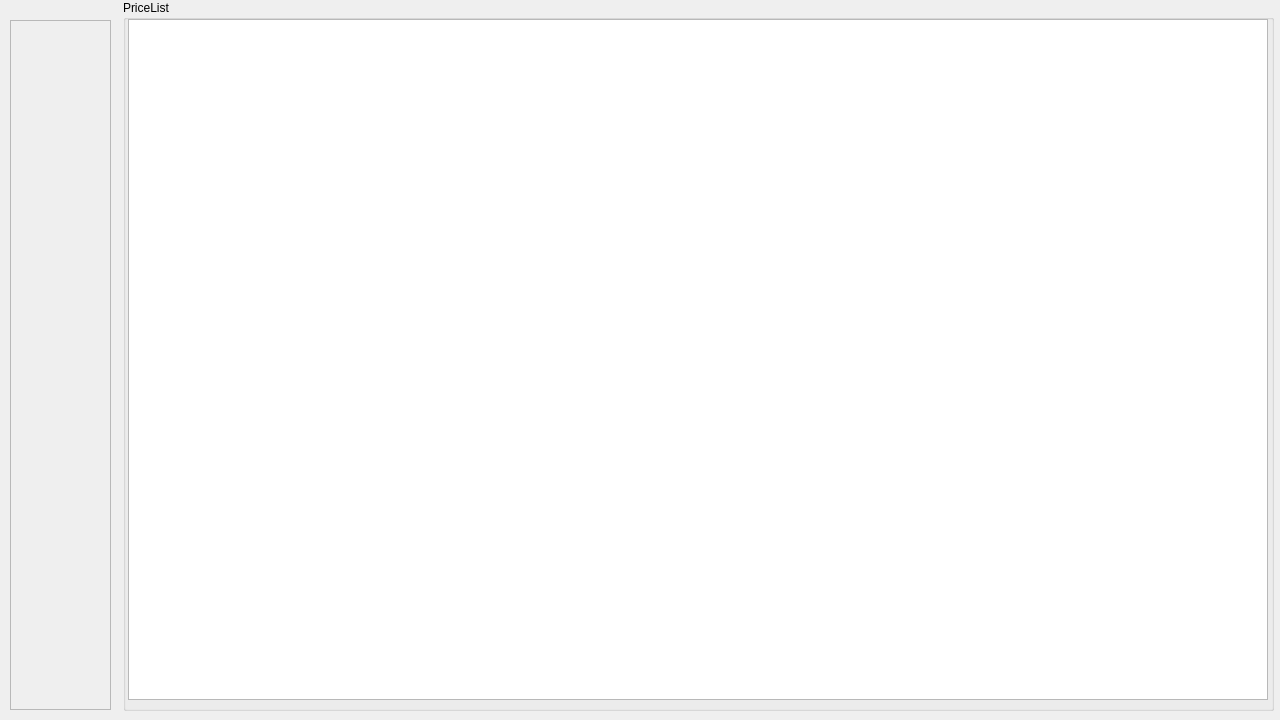
Old version of the form pricelist.ui in the repository 0x000N3X4N/HomeApplianceService.
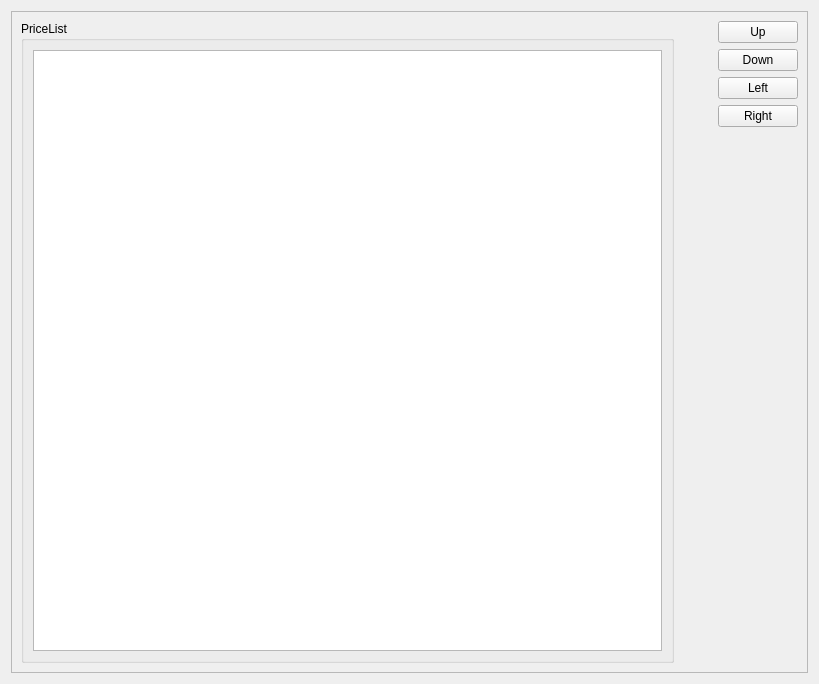
New version of the form. Icons and pictures are not drawn.

Commit message: added: selection control buttons for tableview (only for pass lab); redesign some some QDialogs to QWidgets; redesign buttons location on form; rename 'service_add' to 'comp_add' and control class too

What changed in the file:
```diff
--- a/pricelist.ui
+++ b/pricelist.ui
@@ -1,78 +1,67 @@
 <?xml version="1.0" encoding="UTF-8"?>
 <ui version="4.0">
  <class>PriceListWindow</class>
- <widget class="QDialog" name="PriceListWindow">
+ <widget class="QWidget" name="PriceListWindow">
   <property name="geometry">
    <rect>
     <x>0</x>
     <y>0</y>
-    <width>1280</width>
-    <height>720</height>
+    <width>819</width>
+    <height>684</height>
    </rect>
   </property>
   <property name="minimumSize">
    <size>
-    <width>535</width>
-    <height>429</height>
+    <width>819</width>
+    <height>684</height>
    </size>
   </property>
   <property name="maximumSize">
    <size>
-    <width>1280</width>
-    <height>720</height>
+    <width>16777215</width>
+    <height>16777215</height>
    </size>
   </property>
   <property name="windowTitle">
    <string>PriceList</string>
   </property>
-  <widget class="QGroupBox" name="price_lsit_gBox">
-   <property name="geometry">
-    <rect>
-     <x>123</x>
-     <y>0</y>
-     <width>1151</width>
-     <height>711</height>
-    </rect>
-   </property>
-   <property name="title">
-    <string>PriceList</string>
-   </property>
-   <widget class="QTableView" name="tb_price_list">
-    <property name="geometry">
-     <rect>
-      <x>5</x>
-      <y>19</y>
-      <width>1140</width>
-      <height>681</height>
-     </rect>
-    </property>
-   </widget>
-  </widget>
+  <layout class="QHBoxLayout" name="horizontalLayout_4">
+   <item>
   <widget class="QFrame" name="toolbar_frame">
-   <property name="geometry">
-    <rect>
-     <x>10</x>
-     <y>20</y>
-     <width>101</width>
-     <height>690</height>
-    </rect>
-   </property>
    <property name="frameShape">
     <enum>QFrame::StyledPanel</enum>
    </property>
    <property name="frameShadow">
     <enum>QFrame::Raised</enum>
    </property>
-   <widget class="QWidget" name="layoutWidget">
-    <property name="geometry">
-     <rect>
-      <x>10</x>
-      <y>10</y>
-      <width>81</width>
-      <height>171</height>
-     </rect>
-    </property>
+     <layout class="QHBoxLayout" name="horizontalLayout_2">
+      <item>
+       <widget class="QGroupBox" name="price_lsit_gBox">
+        <property name="title">
+         <string>PriceList</string>
+        </property>
+        <layout class="QHBoxLayout" name="horizontalLayout_3">
+         <item>
+          <widget class="QTableView" name="tb_price_list"/>
+         </item>
+        </layout>
+       </widget>
+      </item>
+      <item>
     <layout class="QVBoxLayout" name="verticalLayout">
+        <item>
+         <spacer name="verticalSpacer_2">
+          <property name="orientation">
+           <enum>Qt::Vertical</enum>
+          </property>
+          <property name="sizeHint" stdset="0">
+           <size>
+            <width>20</width>
+            <height>40</height>
+           </size>
+          </property>
+         </spacer>
+        </item>
      <item>
       <widget class="QPushButton" name="add_price_btn">
        <property name="styleSheet">
@@ -128,9 +117,70 @@
        </property>
       </widget>
      </item>
-    </layout>
-   </widget>
-  </widget>
+        <item>
+         <spacer name="verticalSpacer_3">
+          <property name="orientation">
+           <enum>Qt::Vertical</enum>
+          </property>
+          <property name="sizeHint" stdset="0">
+           <size>
+            <width>20</width>
+            <height>40</height>
+           </size>
+          </property>
+         </spacer>
+        </item>
+       </layout>
+      </item>
+      <item>
+       <layout class="QVBoxLayout" name="verticalLayout_2">
+        <item>
+         <widget class="QPushButton" name="up_btn">
+          <property name="text">
+           <string>Up</string>
+          </property>
+         </widget>
+        </item>
+        <item>
+         <widget class="QPushButton" name="down_btn">
+          <property name="text">
+           <string>Down</string>
+          </property>
+         </widget>
+        </item>
+        <item>
+         <widget class="QPushButton" name="left_btn">
+          <property name="text">
+           <string>Left</string>
+          </property>
+         </widget>
+        </item>
+        <item>
+         <widget class="QPushButton" name="right_btn">
+          <property name="text">
+           <string>Right</string>
+          </property>
+         </widget>
+        </item>
+        <item>
+         <spacer name="verticalSpacer_4">
+          <property name="orientation">
+           <enum>Qt::Vertical</enum>
+          </property>
+          <property name="sizeHint" stdset="0">
+           <size>
+            <width>20</width>
+            <height>40</height>
+           </size>
+          </property>
+         </spacer>
+        </item>
+       </layout>
+      </item>
+     </layout>
+    </widget>
+   </item>
+  </layout>
  </widget>
  <resources>
   <include location="res.qrc"/>
```
Lines whose indentation alone changed are shown as unchanged. The commit also changes 10 other files.
